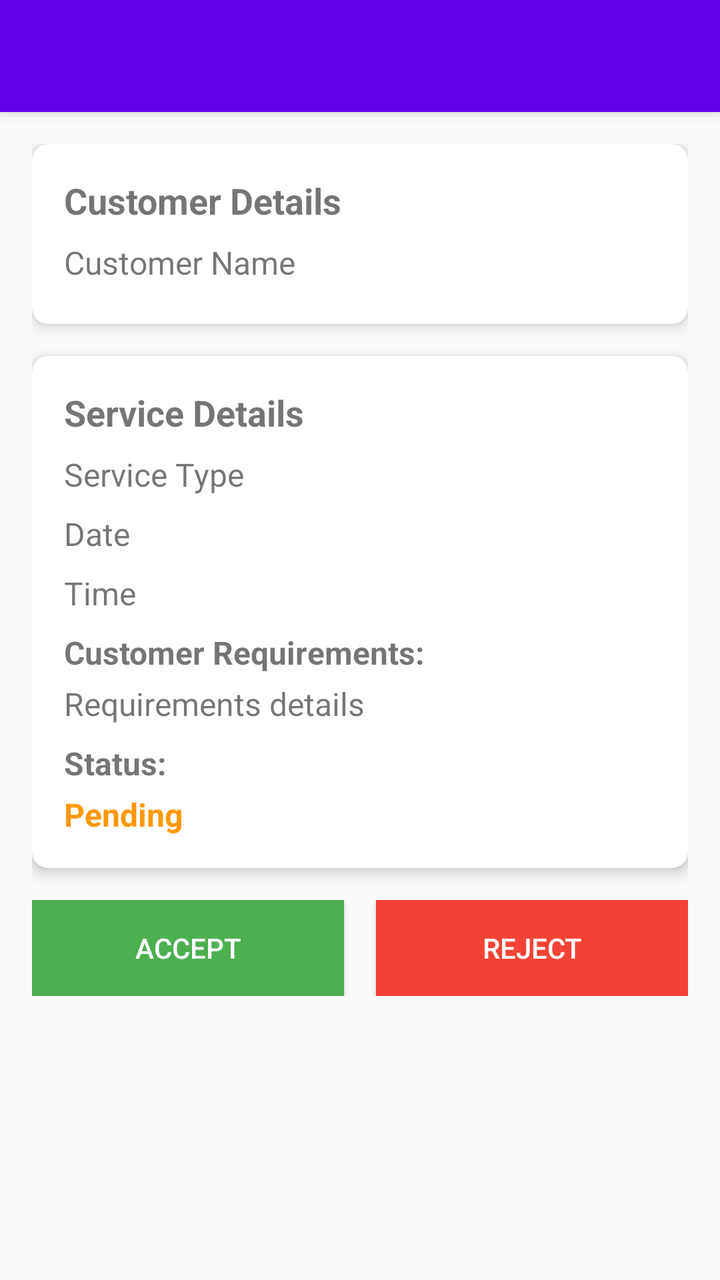
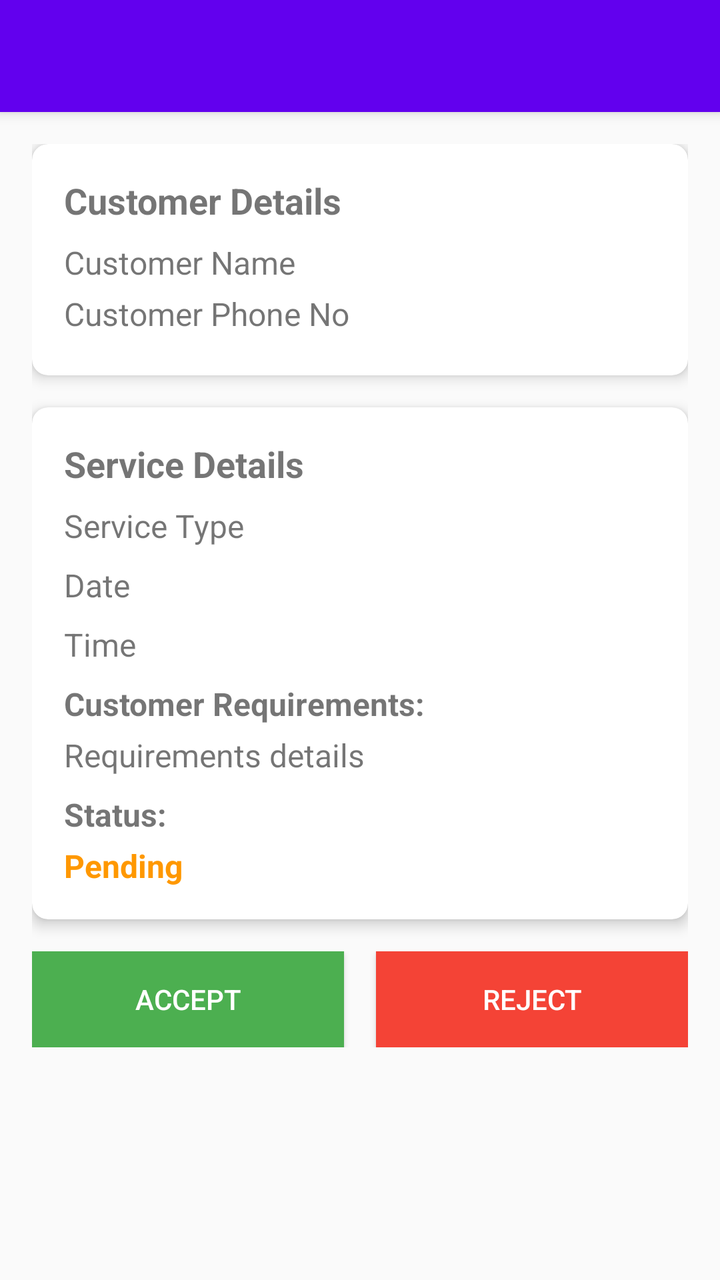

Two renders of the same Android screen: before a commit and after it. Below are the layout's source before the change and the commit's diff.
<!-- AndroidManifest.xml: application theme AppTheme -->
<!-- res/layout/activity_booking_details.xml -->
<?xml version="1.0" encoding="utf-8"?>
<androidx.coordinatorlayout.widget.CoordinatorLayout xmlns:android="http://schemas.android.com/apk/res/android"
    xmlns:app="http://schemas.android.com/apk/res-auto"
    xmlns:tools="http://schemas.android.com/tools"
    android:layout_width="match_parent"
    android:layout_height="match_parent"
    tools:context=".booking.BookingDetailsActivity">

    <com.google.android.material.appbar.AppBarLayout
        android:layout_width="match_parent"
        android:layout_height="wrap_content"
        android:theme="@style/AppTheme.AppBarOverlay">

        <androidx.appcompat.widget.Toolbar
            android:id="@+id/toolbar"
            android:layout_width="match_parent"
            android:layout_height="?attr/actionBarSize"
            android:background="?attr/colorPrimary"
            app:popupTheme="@style/AppTheme.PopupOverlay" />

    </com.google.android.material.appbar.AppBarLayout>

    <androidx.core.widget.NestedScrollView
        android:layout_width="match_parent"
        android:layout_height="match_parent"
        app:layout_behavior="@string/appbar_scrolling_view_behavior">

        <LinearLayout
            android:layout_width="match_parent"
            android:layout_height="wrap_content"
            android:orientation="vertical"
            android:padding="16dp">

            <androidx.cardview.widget.CardView
                android:layout_width="match_parent"
                android:layout_height="wrap_content"
                android:layout_marginBottom="16dp"
                app:cardCornerRadius="8dp"
                app:cardElevation="4dp">

                <LinearLayout
                    android:layout_width="match_parent"
                    android:layout_height="wrap_content"
                    android:orientation="vertical"
                    android:padding="16dp">

                    <TextView
                        android:layout_width="match_parent"
                        android:layout_height="wrap_content"
                        android:text="Customer Details"
                        android:textSize="18sp"
                        android:textStyle="bold"
                        android:layout_marginBottom="8dp"/>

                    <TextView
                        android:id="@+id/tvCustomerName"
                        android:layout_width="match_parent"
                        android:layout_height="wrap_content"
                        android:text="Customer Name"
                        android:textSize="16sp"
                        android:layout_marginBottom="4dp"/>

                </LinearLayout>
            </androidx.cardview.widget.CardView>

            <androidx.cardview.widget.CardView
                android:layout_width="match_parent"
                android:layout_height="wrap_content"
                android:layout_marginBottom="16dp"
                app:cardCornerRadius="8dp"
                app:cardElevation="4dp">

                <LinearLayout
                    android:layout_width="match_parent"
                    android:layout_height="wrap_content"
                    android:orientation="vertical"
                    android:padding="16dp">

                    <TextView
                        android:layout_width="match_parent"
                        android:layout_height="wrap_content"
                        android:text="Service Details"
                        android:textSize="18sp"
                        android:textStyle="bold"
                        android:layout_marginBottom="8dp"/>

                    <TextView
                        android:id="@+id/tvServiceType"
                        android:layout_width="match_parent"
                        android:layout_height="wrap_content"
                        android:text="Service Type"
                        android:textSize="16sp"
                        android:layout_marginBottom="8dp"/>

                    <TextView
                        android:id="@+id/tvDate"
                        android:layout_width="match_parent"
                        android:layout_height="wrap_content"
                        android:text="Date"
                        android:textSize="16sp"
                        android:layout_marginBottom="8dp"/>

                    <TextView
                        android:id="@+id/tvTime"
                        android:layout_width="match_parent"
                        android:layout_height="wrap_content"
                        android:text="Time"
                        android:textSize="16sp"
                        android:layout_marginBottom="8dp"/>

                    <TextView
                        android:layout_width="match_parent"
                        android:layout_height="wrap_content"
                        android:text="Customer Requirements:"
                        android:textSize="16sp"
                        android:textStyle="bold"
                        android:layout_marginBottom="4dp"/>

                    <TextView
                        android:id="@+id/tvRequirements"
                        android:layout_width="match_parent"
                        android:layout_height="wrap_content"
                        android:text="Requirements details"
                        android:textSize="16sp"
                        android:layout_marginBottom="8dp"/>

                    <TextView
                        android:layout_width="match_parent"
                        android:layout_height="wrap_content"
                        android:text="Status:"
                        android:textSize="16sp"
                        android:textStyle="bold"
                        android:layout_marginBottom="4dp"/>

                    <TextView
                        android:id="@+id/tvStatus"
                        android:layout_width="match_parent"
                        android:layout_height="wrap_content"
                        android:text="Pending"
                        android:textSize="16sp"
                        android:textStyle="bold"
                        android:textColor="@color/pending_color"/>

                </LinearLayout>
            </androidx.cardview.widget.CardView>

            <LinearLayout
                android:layout_width="match_parent"
                android:layout_height="wrap_content"
                android:orientation="horizontal"
                android:gravity="center">

                <Button
                    android:id="@+id/btnAccept"
                    android:layout_width="0dp"
                    android:layout_height="wrap_content"
                    android:layout_weight="1"
                    android:text="Accept"
                    android:textColor="@android:color/white"
                    android:background="@color/confirmed_color"
                    android:layout_marginEnd="8dp"/>

                <Button
                    android:id="@+id/btnReject"
                    android:layout_width="0dp"
                    android:layout_height="wrap_content"
                    android:layout_weight="1"
                    android:text="Reject"
                    android:textColor="@android:color/white"
                    android:background="@color/cancelled_color"
                    android:layout_marginStart="8dp"/>

            </LinearLayout>

        </LinearLayout>

    </androidx.core.widget.NestedScrollView>

</androidx.coordinatorlayout.widget.CoordinatorLayout>
<!-- resources referenced by this layout -->
<resources>
  <color name="cancelled_color">#F44336</color>
  <color name="confirmed_color">#4CAF50</color>
  <color name="pending_color">#FF9800</color>
  <style name="AppTheme.AppBarOverlay" parent="ThemeOverlay.AppCompat.Dark.ActionBar" />
  <style name="AppTheme.PopupOverlay" parent="ThemeOverlay.AppCompat.Light" />
  <style name="AppTheme" parent="Theme.AppCompat.Light.NoActionBar">
          <item name="colorPrimary">@color/colorPrimary</item>
          <item name="colorPrimaryDark">@color/colorPrimaryDark</item>
          <item name="colorAccent">@color/colorAccent</item>
          
  
          <item name="colorSecondary">@color/teal_200</item>
          <item name="colorSecondaryVariant">@color/teal_700</item>
          <item name="colorOnSecondary">@color/black</item>
          
          <item name="android:statusBarColor">?attr/colorPrimaryVariant</item>
      </style>
  <color name="colorPrimary">#6200EE</color>
  <color name="colorPrimaryDark">#3700B3</color>
  <color name="colorAccent">#03DAC5</color>
  <color name="teal_200">#FF03DAC5</color>
  <color name="teal_700">#FF018786</color>
  <color name="black">#FF000000</color>
</resources>

<!-- the commit's change to res/layout/activity_booking_details.xml (unified diff, before → after) -->
@@ -53,12 +53,20 @@
                         android:layout_marginBottom="8dp"/>
 
                     <TextView
-                        android:id="@+id/tvCustomerName"
+                        android:id="@+id/customerNameTextView"
                         android:layout_width="match_parent"
                         android:layout_height="wrap_content"
                         android:text="Customer Name"
                         android:textSize="16sp"
                         android:layout_marginBottom="4dp"/>
+                    <TextView
+                        android:id="@+id/customerPhoneTextView"
+                        android:layout_width="match_parent"
+                        android:layout_height="wrap_content"
+                        android:text="Customer Phone No"
+                        android:textSize="16sp"
+                        android:layout_marginBottom="4dp"/>
+
 
                 </LinearLayout>
             </androidx.cardview.widget.CardView>
